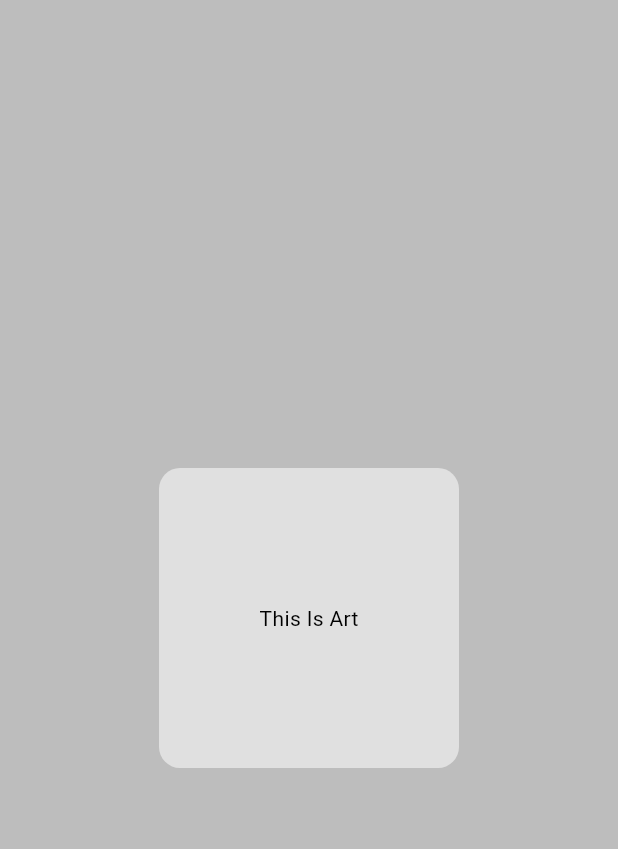
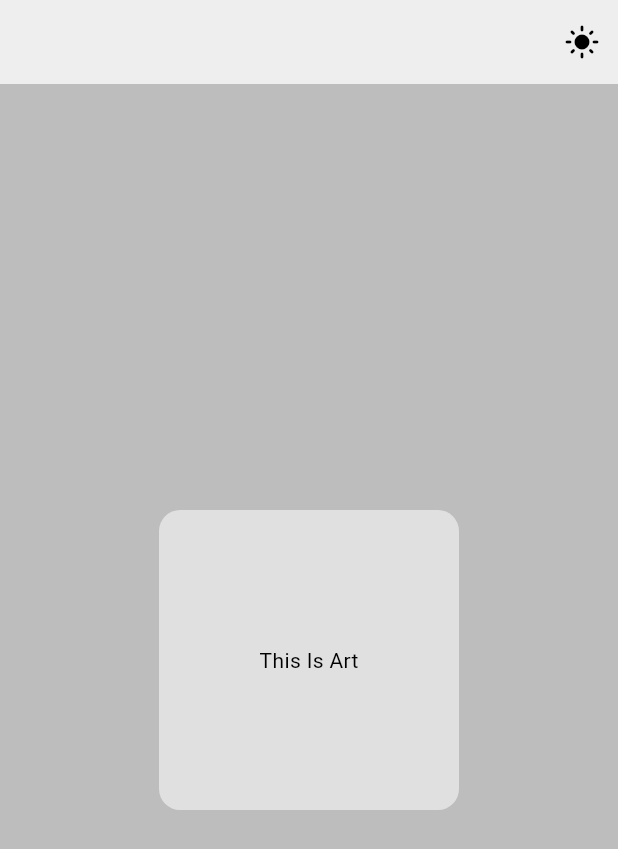
Before and after one commit to nikhiljose1993/test_theme, a Flutter app: the screen it shows after launch, on a phone screen of 412 x 824 dp. Shown: the top 849 px of the screen. Run offline on Flutter 3.47's test engine with Material 3 defaults, Android fonts, the light colour scheme and no system bars; our stand-ins replace flutter_riverpod.

Commit message:
Changing light and dark theme inside the app

```diff
--- a/lib/home.dart
+++ b/lib/home.dart
@@ -1,18 +1,38 @@
 import 'package:flutter/material.dart';
+import 'package:flutter_riverpod/flutter_riverpod.dart';
+import 'package:test_theme/providers/theme_provider.dart';
 
-class HomeScreen extends StatefulWidget {
+class HomeScreen extends ConsumerStatefulWidget {
   const HomeScreen({super.key});
 
   @override
-  State<HomeScreen> createState() => _HomeScreenState();
+  ConsumerState<HomeScreen> createState() => _HomeScreenState();
 }
 
-class _HomeScreenState extends State<HomeScreen> {
+class _HomeScreenState extends ConsumerState<HomeScreen> {
+  bool _isLightMode = true;
+
   @override
   Widget build(BuildContext context) {
     final theme = Theme.of(context);
     return Scaffold(
       backgroundColor: theme.colorScheme.background,
+      appBar: AppBar(
+        backgroundColor: theme.colorScheme.secondary,
+        actions: [
+          IconButton(
+            onPressed: () {
+              final isLightMode =
+                  ref.read(themeProvider.notifier).toggleTheme();
+              setState(() {
+                _isLightMode = isLightMode;
+              });
+            },
+            tooltip: 'Change to ${_isLightMode ? 'Dark' : 'Light'} Mode',
+            icon: Icon(_isLightMode ? Icons.light_mode : Icons.dark_mode),
+          )
+        ],
+      ),
       body: Center(
         child: Container(
           decoration: BoxDecoration(
--- a/lib/main.dart
+++ b/lib/main.dart
@@ -1,21 +1,21 @@
 import 'package:flutter/material.dart';
+import 'package:flutter_riverpod/flutter_riverpod.dart';
 import 'package:test_theme/home.dart';
-import 'package:test_theme/theme/theme.dart';
+import 'package:test_theme/providers/theme_provider.dart';
 
 void main() {
-  runApp(const MyApp());
+  runApp(const ProviderScope(child: MyApp()));
 }
 
-class MyApp extends StatelessWidget {
+class MyApp extends ConsumerWidget {
   const MyApp({super.key});
 
   // This widget is the root of your application.
   @override
-  Widget build(BuildContext context) {
+  Widget build(BuildContext context, WidgetRef ref) {
     return MaterialApp(
       title: 'Flutter Demo',
-      theme: lightMode,
-      darkTheme: darkMode,
+      theme: ref.watch(themeProvider),
       home: const HomeScreen(),
     );
   }
--- a/pubspec.yaml
+++ b/pubspec.yaml
@@ -35,6 +35,7 @@ dependencies:
   # The following adds the Cupertino Icons font to your application.
   # Use with the CupertinoIcons class for iOS style icons.
   cupertino_icons: ^1.0.6
+  flutter_riverpod: ^2.5.1
 
 dev_dependencies:
   flutter_test:
```
Also changed, not shown: lib/providers/theme_provider.dart (added, +21 -0 lines), pubspec.lock.
